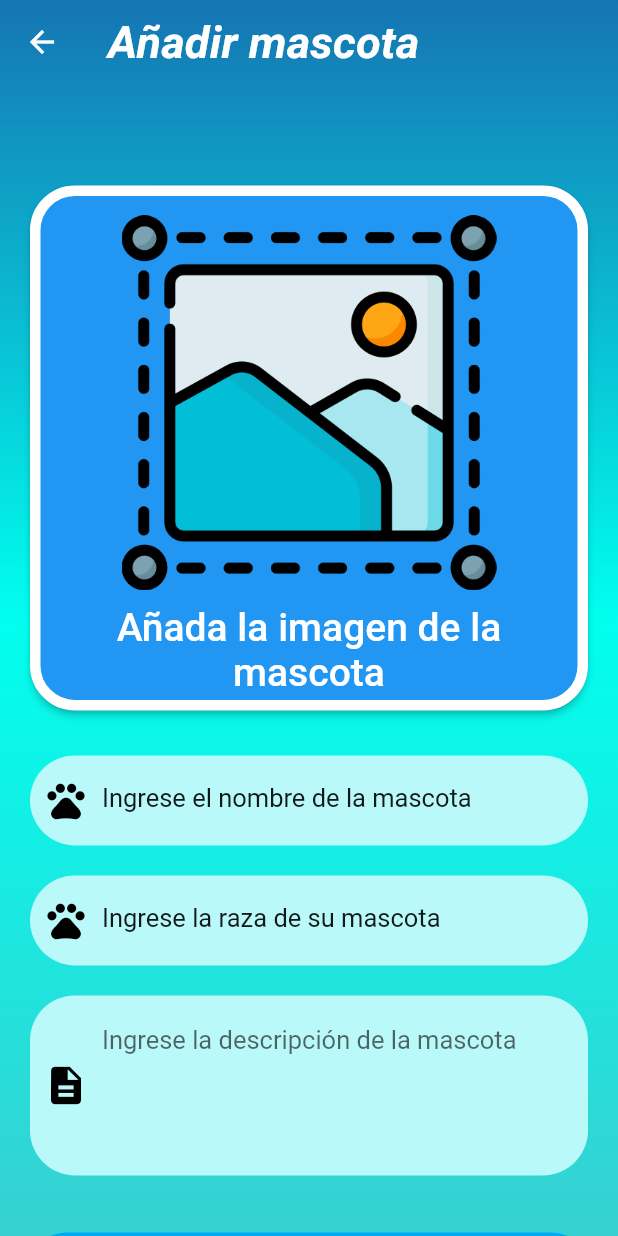
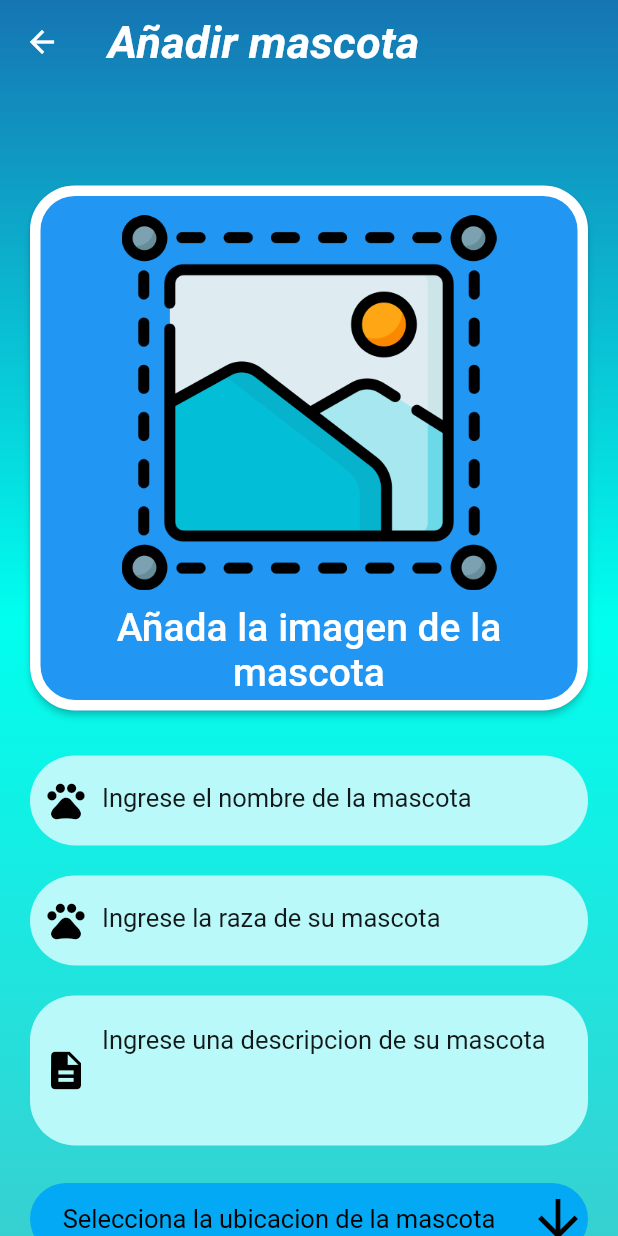
Before and after one commit to titu0081/Flutter_Mascotitas, a Flutter app: the RegistrarMascota screen opened directly, on a phone screen of 412 x 824 dp. Run offline on Flutter 3.47's test engine with Material 2 defaults, Android fonts, the light colour scheme and no system bars; our stand-ins replace cloud_firestore, firebase_auth, firebase_core, firebase_storage, flutter_form_builder, form_builder_validators and 3 more; accounts and stored records are empty.

Commit message:
subo estos

```diff
--- a/lib/interfaces/usuario/administrarMascotas/registrarMascota.dart
+++ b/lib/interfaces/usuario/administrarMascotas/registrarMascota.dart
@@ -100,7 +100,7 @@ class _RegistrarMascota extends State<RegistrarMascota> {
         'sexo': selectedOptionsS,
         'tipo': selectedOptionsT,
         'imagen': imageUrl,
-        'descripcion': _descriptionController,
+        'descripcion': _descriptionController.text,
       });
       setState(() {
         cargando = true;
@@ -112,10 +112,13 @@ class _RegistrarMascota extends State<RegistrarMascota> {
         cargando = false;
       });
       // Limpiar los campos de texto
-      _nombreTextController.clear();
-      _razaTextController.clear();
-      _descriptionController.clear();
-      imageUrl = "";
+
+      setState(() {
+        _nombreTextController.text = "";
+        _razaTextController.text = "";
+        _descriptionController.text = "";
+        imageUrl = "";
+      });
       // Deseleccionar opciones de los checkboxes
       setState(() {
         selectedOptionsS = null; // o selectedOptionsS = '';
@@ -192,7 +195,7 @@ class _RegistrarMascota extends State<RegistrarMascota> {
                           height: 20,
                         ),
                         reusableDescriptionField(
-                          'Ingrese la descripción de la mascota',
+                          'Ingrese una descripcion de su mascota',
                           Icons.description,
                           _descriptionController,
                           context,
@@ -202,7 +205,7 @@ class _RegistrarMascota extends State<RegistrarMascota> {
                           ],
                         ),
                         const SizedBox(
-                          height: 10,
+                          height: 25,
                         ),
                         ReusableAreasDropdownButton(
                           value: selectAreas,
@@ -211,7 +214,7 @@ class _RegistrarMascota extends State<RegistrarMascota> {
                               selectAreas = newValue!;
                             });
                           },
-                          hintText: 'Selecciona donde se ubica la mascota',
+                          hintText: 'Selecciona la ubicacion de la mascota',
                           items: const [
                             'Norte de Quito',
                             'Sur de Quito',
--- a/lib/main.dart
+++ b/lib/main.dart
@@ -24,7 +24,7 @@ class MyApp extends StatelessWidget {
       title: 'Mascotitas',
       theme: TemaAplicacion.lightTheme,
       darkTheme: TemaAplicacion.darkTheme,
-      home: const IniciarSesion(),
+      home: const Home(),
       routes: {
         '/buscar': (context) => const BuscarMascotas(),
         '/chat': (context) => const ChatUsuarios(),
--- a/lib/widgets_Reusables/widgetReusable.dart
+++ b/lib/widgets_Reusables/widgetReusable.dart
@@ -54,6 +54,49 @@ FormBuilderTextField reusableTextField(
 }
 
 Widget reusableDescriptionField(
+  String labelText,
+  IconData prefixIcon,
+  TextEditingController controller,
+  BuildContext context,
+  List<String? Function(String?)>? validators,
+) {
+  return FormBuilderTextField(
+    controller: controller,
+    maxLines: 3,
+    cursorColor: Colors.black,
+    style: TextStyle(
+      color: Colors.black.withOpacity(0.9),
+      fontSize: 17,
+    ),
+    decoration: InputDecoration(
+      prefixIcon: Icon(prefixIcon, color: Colors.black, size: 30),
+      hintText: labelText,
+      hintStyle: TextStyle(color: Colors.black.withOpacity(0.9)),
+      filled: true,
+      floatingLabelBehavior: FloatingLabelBehavior.never,
+      fillColor: const Color.fromRGBO(186, 249, 250, 1),
+      border: OutlineInputBorder(
+        borderRadius: BorderRadius.circular(30),
+        borderSide: const BorderSide(width: 0, style: BorderStyle.none),
+      ),
+      errorStyle: const TextStyle(fontSize: 17),
+      errorBorder: const OutlineInputBorder(
+        borderSide: BorderSide(color: Colors.red),
+      ),
+      focusedErrorBorder: const OutlineInputBorder(
+        borderSide: BorderSide(color: Colors.red),
+      ),
+    ),
+    keyboardType: TextInputType.multiline, // Permitir entrada de varias líneas
+    validator: FormBuilderValidators.compose(
+      validators ?? <String? Function(String?)>[],
+    ),
+    autovalidateMode: AutovalidateMode.onUserInteraction,
+    name: '',
+  );
+}
+
+Widget reusableDescriptionField1(
   String labelText,
   IconData prefixIcon,
   TextEditingController controller,
@@ -449,7 +492,7 @@ class ReusableAreasDropdownButton extends StatelessWidget {
         hint: Center(
           child: Text(
             hintText,
-            style: const TextStyle(color: Colors.black, fontSize: 19),
+            style: const TextStyle(color: Colors.black, fontSize: 17),
           ),
         ),
         dropdownColor: Colors.lightBlue,
```
Also changed, not shown: flutter_01.png (added).
